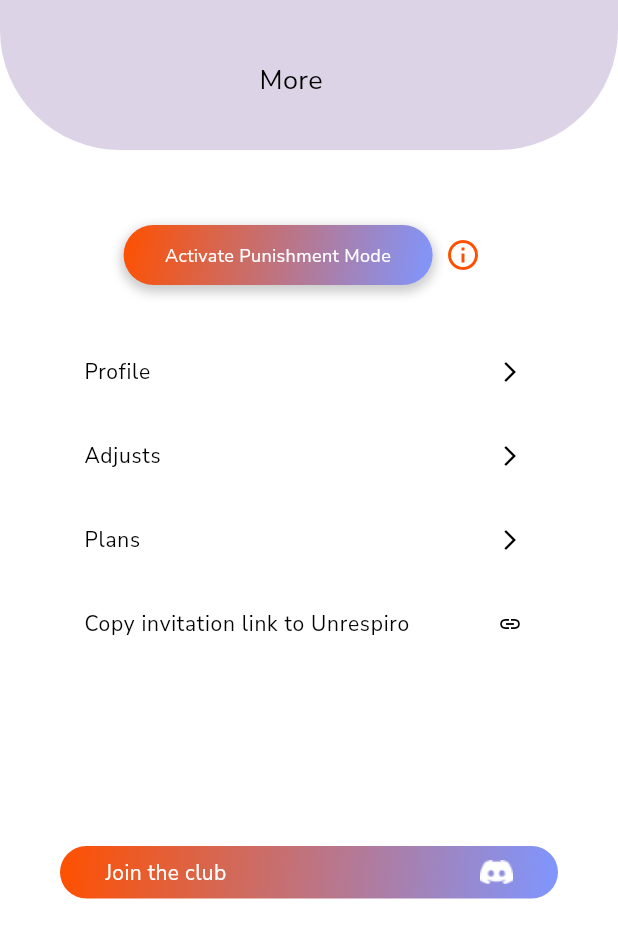
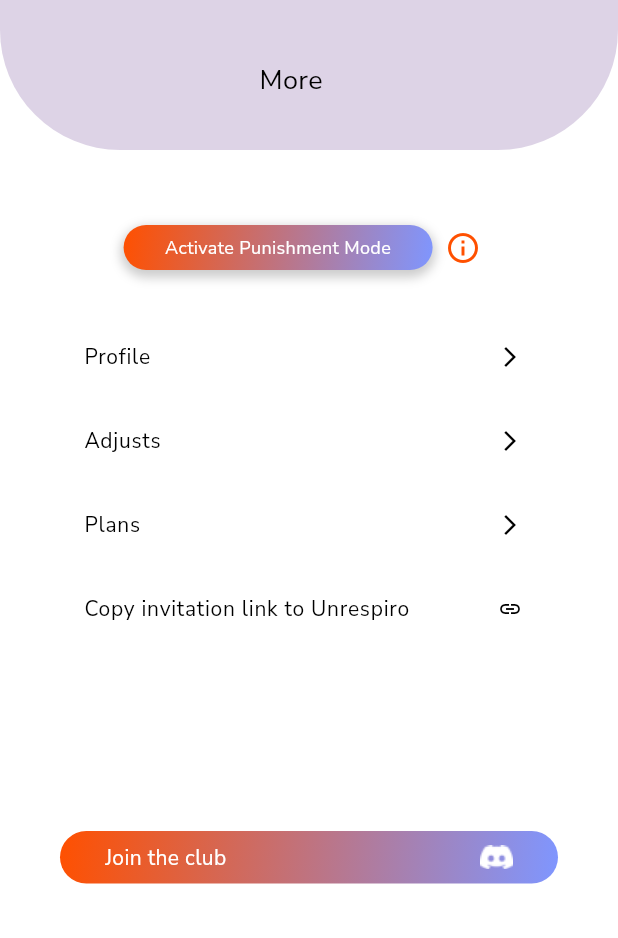
Before and after one commit to Rfarhan397/un-respiro, a Flutter app: the MenuScreen screen opened directly, on a phone screen of 412 x 824 dp. Shown: the top 938 px of the screen. Run offline on Flutter 3.47's test engine with Material 3 defaults, Android fonts, the phone set to English and light mode, and no system bars; drawn by our look-alikes of auto_size_text; our stand-ins replace get, google_fonts, percent_indicator, shared_preferences, syncfusion_flutter_charts; missing offline and left inert: dart:ffi, material_neumorphic_progress; accounts and stored records are empty.

Commit message:
commit by farhan

```diff
--- a/lib/model/res/components/appbar.dart
+++ b/lib/model/res/components/appbar.dart
@@ -60,7 +60,8 @@ class AppbarWidget extends StatelessWidget {
           crossAxisAlignment: CrossAxisAlignment.start,
           children: [
             SizedBox(width: 20,),
-            GestureDetector(onTap:onTap,
+            GestureDetector(
+                onTap:onTap,
                 child: Icon(icon,size: 20,)),
             SizedBox(width: Get.width/3.3,),
             AppTextWidget(
--- a/lib/screens/menu/menu_screen.dart
+++ b/lib/screens/menu/menu_screen.dart
@@ -59,7 +59,7 @@ class MenuScreen extends StatelessWidget {
                               ButtonWidget(text: 'Activate Punishment Mode',
                                   textSize: 12,
                                   onClicked: (){},
-                                  width: Get.width/2, height: 40)
+                                  width: Get.width/2, height: 30)
                               //AppTextWidget(text: 'Activate Punishment Mode',color: ,)
                         ),
                       SizedBox(
@@ -72,7 +72,7 @@ class MenuScreen extends StatelessWidget {
                           },
                           child: Icon(
                             Icons.info_outline,
-                            color: _isDark ?AppColors.appYellowColor:AppColors.appRedColor,
+                            color: _isDark ?Colors.yellow:AppColors.appRedColor,
                           ))
                     ],
                   ),
--- a/lib/screens/menu/profile/profile_screen.dart
+++ b/lib/screens/menu/profile/profile_screen.dart
@@ -1,3 +1,4 @@
+import 'dart:developer';
 import 'dart:ffi';
 
 import 'package:flutter/material.dart';
```
Also changed, not shown: assets/images/backgroung.png (added), assets/images/backgroung.webp (deleted).
